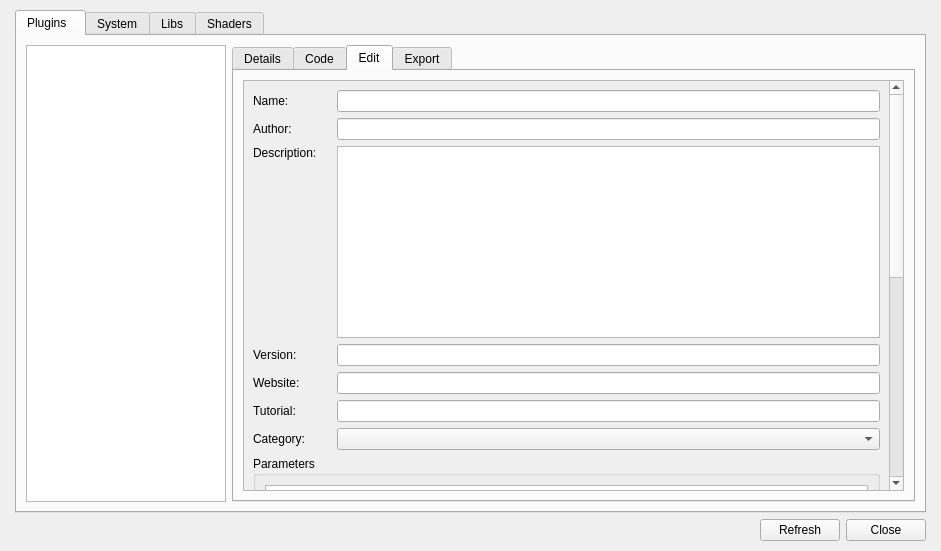
Qt form Editor/Dialogs/dialogscripts.ui (RPG-Paper-Maker/RPG-Paper-Maker) before a commit.
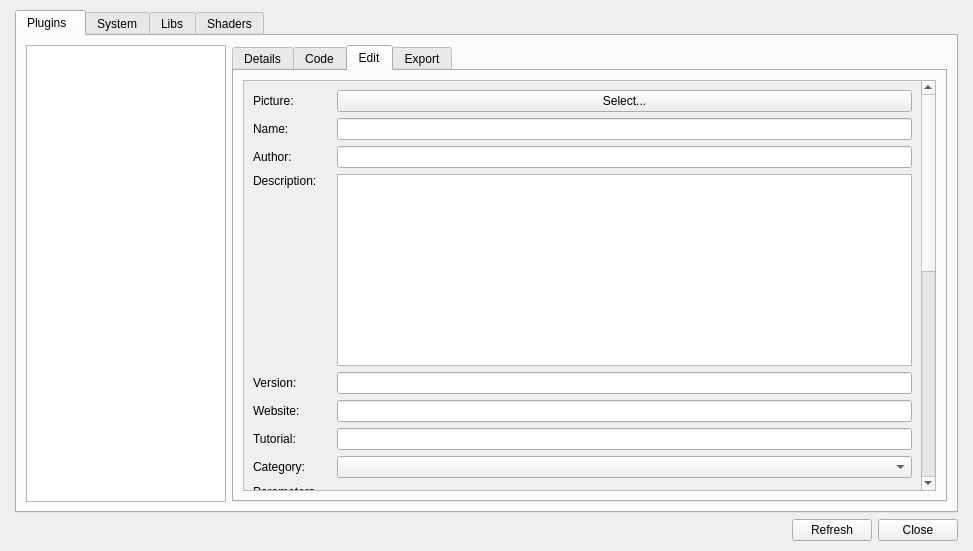
The same form after that commit. The open tabs and pages were chosen to show the change. Custom widgets are drawn as their Qt base class.

Commit message: Plugin manager: add a picture to describe plugin

```diff
--- a/Editor/Dialogs/dialogscripts.ui
+++ b/Editor/Dialogs/dialogscripts.ui
@@ -6,7 +6,7 @@
    <rect>
     <x>0</x>
     <y>0</y>
-    <width>941</width>
+    <width>973</width>
     <height>551</height>
    </rect>
   </property>
@@ -150,27 +150,41 @@
                    <rect>
                     <x>0</x>
                     <y>0</y>
-                    <width>641</width>
-                    <height>882</height>
+                    <width>673</width>
+                    <height>913</height>
                    </rect>
                   </property>
                   <layout class="QGridLayout" name="gridLayout_9">
                    <item row="0" column="0">
                     <layout class="QGridLayout" name="gridLayout_8">
-                     <item row="0" column="0">
-                      <widget class="QLabel" name="labelName">
-                       <property name="text">
-                        <string>Name:</string>
+                     <item row="2" column="1">
+                      <widget class="QLineEdit" name="lineEditAuthor"/>
+                     </item>
+                     <item row="8" column="1">
+                      <widget class="ComboBoxWheel" name="comboBoxCategory"/>
+                     </item>
+                     <item row="1" column="1">
+                      <widget class="QLineEdit" name="lineEditName"/>
+                     </item>
+                     <item row="10" column="0" colspan="2">
+                      <widget class="QGroupBox" name="groupBoxCommands">
+                       <property name="minimumSize">
+                        <size>
+                         <width>0</width>
+                         <height>0</height>
+                        </size>
                        </property>
-                       <property name="textFormat">
-                        <enum>Qt::RichText</enum>
+                       <property name="title">
+                        <string>Commands</string>
                        </property>
-                       <property name="wordWrap">
-                        <bool>true</bool>
-                       </property>
+                       <layout class="QGridLayout" name="gridLayout_10">
+                        <item row="0" column="0">
+                         <widget class="WidgetSuperTree" name="treeViewEditCommands"/>
+                        </item>
+                       </layout>
                       </widget>
                      </item>
-                     <item row="2" column="0">
+                     <item row="3" column="0">
                       <widget class="QLabel" name="labelDescritpion">
                        <property name="text">
                         <string>Description:</string>
@@ -183,46 +197,7 @@
                        </property>
                       </widget>
                      </item>
-                     <item row="1" column="0">
-                      <widget class="QLabel" name="labelAuthor">
-                       <property name="text">
-                        <string>Author:</string>
-                       </property>
-                       <property name="textFormat">
-                        <enum>Qt::RichText</enum>
-                       </property>
-                       <property name="wordWrap">
-                        <bool>true</bool>
-                       </property>
-                      </widget>
-                     </item>
-                     <item row="7" column="0">
-                      <widget class="QLabel" name="labelCategory">
-                       <property name="text">
-                        <string>Category:</string>
-                       </property>
-                      </widget>
-                     </item>
-                     <item row="2" column="1" rowspan="2">
-                      <widget class="QPlainTextEdit" name="plainTextEditDescription"/>
-                     </item>
                      <item row="4" column="0">
-                      <widget class="QLabel" name="labelVersion">
-                       <property name="text">
-                        <string>Version:</string>
-                       </property>
-                       <property name="textFormat">
-                        <enum>Qt::RichText</enum>
-                       </property>
-                       <property name="wordWrap">
-                        <bool>true</bool>
-                       </property>
-                      </widget>
-                     </item>
-                     <item row="0" column="1">
-                      <widget class="QLineEdit" name="lineEditName"/>
-                     </item>
-                     <item row="3" column="0">
                       <spacer name="verticalSpacer">
                        <property name="orientation">
                         <enum>Qt::Vertical</enum>
@@ -235,13 +210,42 @@
                        </property>
                       </spacer>
                      </item>
-                     <item row="4" column="1">
+                     <item row="2" column="0">
+                      <widget class="QLabel" name="labelAuthor">
+                       <property name="text">
+                        <string>Author:</string>
+                       </property>
+                       <property name="textFormat">
+                        <enum>Qt::RichText</enum>
+                       </property>
+                       <property name="wordWrap">
+                        <bool>true</bool>
+                       </property>
+                      </widget>
+                     </item>
+                     <item row="6" column="0">
+                      <widget class="QLabel" name="labelWebsite">
+                       <property name="text">
+                        <string>Website:</string>
+                       </property>
+                       <property name="textFormat">
+                        <enum>Qt::RichText</enum>
+                       </property>
+                       <property name="wordWrap">
+                        <bool>true</bool>
+                       </property>
+                      </widget>
+                     </item>
+                     <item row="7" column="1">
+                      <widget class="QLineEdit" name="lineEditTutorial"/>
+                     </item>
+                     <item row="5" column="1">
                       <widget class="QLineEdit" name="lineEditVersion"/>
                      </item>
-                     <item row="1" column="1">
-                      <widget class="QLineEdit" name="lineEditAuthor"/>
+                     <item row="6" column="1">
+                      <widget class="QLineEdit" name="lineEditWebsite"/>
                      </item>
-                     <item row="8" column="0" colspan="2">
+                     <item row="9" column="0" colspan="2">
                       <widget class="QGroupBox" name="groupBoxParameters">
                        <property name="title">
                         <string>Parameters</string>
@@ -253,44 +257,7 @@
                        </layout>
                       </widget>
                      </item>
-                     <item row="5" column="1">
-                      <widget class="QLineEdit" name="lineEditWebsite"/>
-                     </item>
-                     <item row="5" column="0">
-                      <widget class="QLabel" name="labelWebsite">
-                       <property name="text">
-                        <string>Website:</string>
-                       </property>
-                       <property name="textFormat">
-                        <enum>Qt::RichText</enum>
-                       </property>
-                       <property name="wordWrap">
-                        <bool>true</bool>
-                       </property>
-                      </widget>
-                     </item>
-                     <item row="9" column="0" colspan="2">
-                      <widget class="QGroupBox" name="groupBoxCommands">
-                       <property name="minimumSize">
-                        <size>
-                         <width>0</width>
-                         <height>0</height>
-                        </size>
-                       </property>
-                       <property name="title">
-                        <string>Commands</string>
-                       </property>
-                       <layout class="QGridLayout" name="gridLayout_10">
-                        <item row="0" column="0">
-                         <widget class="WidgetSuperTree" name="treeViewEditCommands"/>
-                        </item>
-                       </layout>
-                      </widget>
-                     </item>
-                     <item row="6" column="1">
-                      <widget class="QLineEdit" name="lineEditTutorial"/>
-                     </item>
-                     <item row="6" column="0">
+                     <item row="7" column="0">
                       <widget class="QLabel" name="labelTutorial">
                        <property name="text">
                         <string>Tutorial:</string>
@@ -303,8 +270,55 @@
                        </property>
                       </widget>
                      </item>
-                     <item row="7" column="1">
-                      <widget class="ComboBoxWheel" name="comboBoxCategory"/>
+                     <item row="8" column="0">
+                      <widget class="QLabel" name="labelCategory">
+                       <property name="text">
+                        <string>Category:</string>
+                       </property>
+                      </widget>
+                     </item>
+                     <item row="3" column="1" rowspan="2">
+                      <widget class="QPlainTextEdit" name="plainTextEditDescription"/>
+                     </item>
+                     <item row="5" column="0">
+                      <widget class="QLabel" name="labelVersion">
+                       <property name="text">
+                        <string>Version:</string>
+                       </property>
+                       <property name="textFormat">
+                        <enum>Qt::RichText</enum>
+                       </property>
+                       <property name="wordWrap">
+                        <bool>true</bool>
+                       </property>
+                      </widget>
+                     </item>
+                     <item row="1" column="0">
+                      <widget class="QLabel" name="labelName">
+                       <property name="text">
+                        <string>Name:</string>
+                       </property>
+                       <property name="textFormat">
+                        <enum>Qt::RichText</enum>
+                       </property>
+                       <property name="wordWrap">
+                        <bool>true</bool>
+                       </property>
+                      </widget>
+                     </item>
+                     <item row="0" column="0">
+                      <widget class="QLabel" name="labelPicture">
+                       <property name="text">
+                        <string>Picture:</string>
+                       </property>
+                      </widget>
+                     </item>
+                     <item row="0" column="1">
+                      <widget class="QPushButton" name="pushButtonPicture">
+                       <property name="text">
+                        <string>Select...</string>
+                       </property>
+                      </widget>
                      </item>
                     </layout>
                    </item>
```
Left out of the diff: 2 changed lines with no effect on the pictures. The commit also changes 8 other files.
